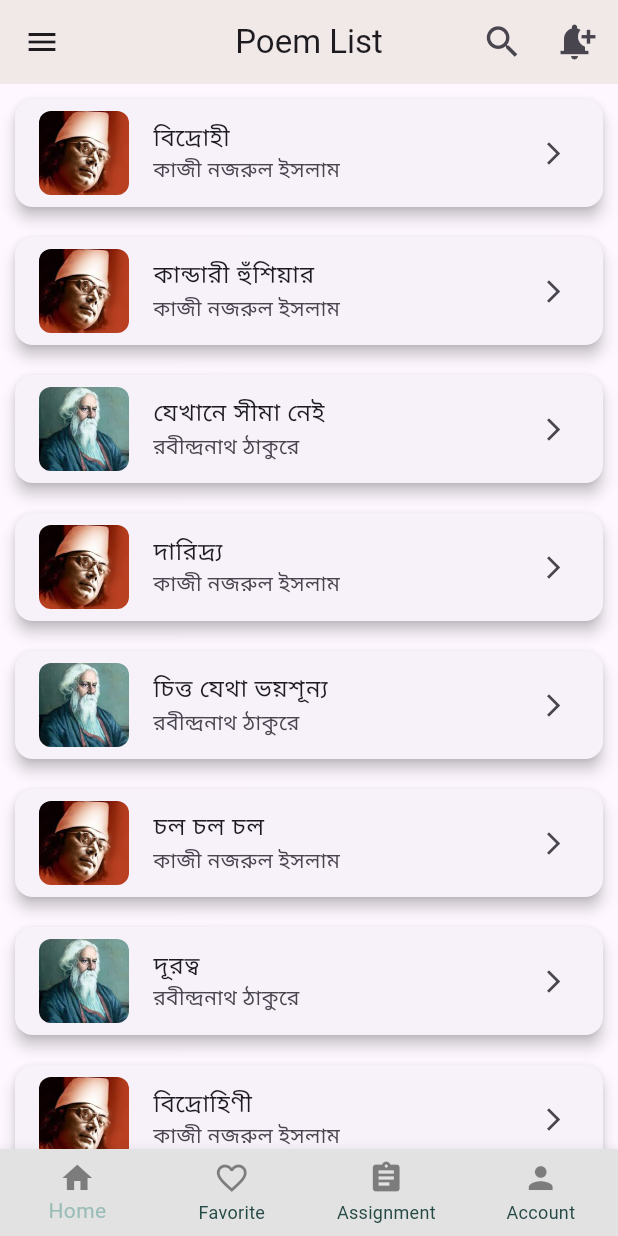
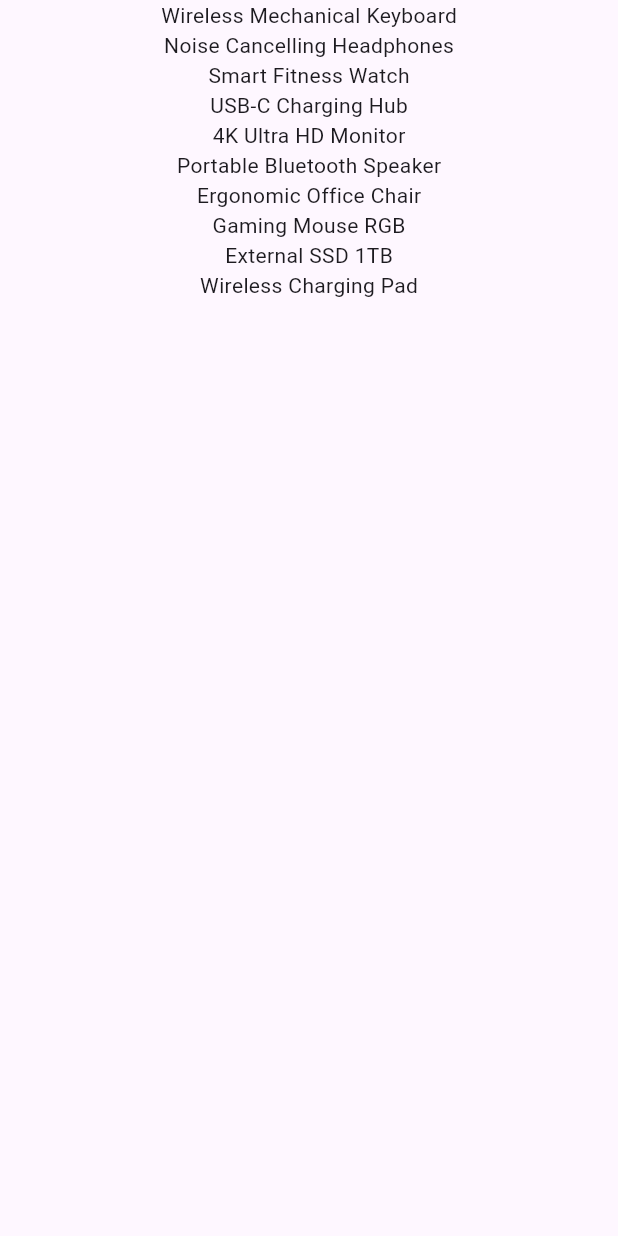
Before and after one commit to obaidul360/Assignment, a Flutter app: the screen it shows after launch, on a phone screen of 412 x 824 dp. Run offline on Flutter 3.47's test engine with Material 3 defaults, Android fonts, the light colour scheme and no system bars.

Commit message:
list view builder

```diff
--- a/lib/main.dart
+++ b/lib/main.dart
@@ -1,4 +1,5 @@
-import 'package:coderangoan_assignment/src/bottom/bottim_navigation_bar.dart';
+
+import 'package:coderangoan_assignment/src/salef_practice/list_view_builder/list_view.dart';
 import 'package:coderangoan_assignment/src/salef_practice/model_provider_details/moldel_details.dart';
 
 import 'package:flutter/material.dart';
@@ -20,7 +21,7 @@ class MyApp extends StatelessWidget {
         ],
         child: MaterialApp(
           debugShowCheckedModeBanner: false,
-          home: BottimNavigationBarScree(),
+          home: ListViewBui()//BottimNavigationBarScree(),
         ),
       ),
     );
--- /dev/null
+++ b/lib/src/salef_practice/list_view_builder/list_view.dart
@@ -0,0 +1,104 @@
+import 'package:flutter/material.dart';
+
+class ListViewBui extends StatefulWidget {
+  const ListViewBui({super.key});
+
+  @override
+  State<ListViewBui> createState() => _ListViewBuiState();
+}
+
+class _ListViewBuiState extends State<ListViewBui> {
+  List items = [
+    {
+      "id": 101,
+      "name": "Wireless Mechanical Keyboard",
+      "category": "Electronics",
+      "price": 99.99,
+      "in_stock": true,
+    },
+    {
+      "id": 102,
+      "name": "Noise Cancelling Headphones",
+      "category": "Electronics",
+      "price": 149.99,
+      "in_stock": true,
+    },
+    {
+      "id": 103,
+      "name": "Smart Fitness Watch",
+      "category": "Wearables",
+      "price": 79.99,
+      "in_stock": true,
+    },
+    {
+      "id": 104,
+      "name": "USB-C Charging Hub",
+      "category": "Accessories",
+      "price": 39.99,
+      "in_stock": true,
+    },
+    {
+      "id": 105,
+      "name": "4K Ultra HD Monitor",
+      "category": "Electronics",
+      "price": 299.99,
+      "in_stock": false,
+    },
+    {
+      "id": 106,
+      "name": "Portable Bluetooth Speaker",
+      "category": "Audio",
+      "price": 59.99,
+      "in_stock": true,
+    },
+    {
+      "id": 107,
+      "name": "Ergonomic Office Chair",
+      "category": "Furniture",
+      "price": 189.99,
+      "in_stock": true,
+    },
+    {
+      "id": 108,
+      "name": "Gaming Mouse RGB",
+      "category": "Gaming",
+      "price": 49.99,
+      "in_stock": true,
+    },
+    {
+      "id": 109,
+      "name": "External SSD 1TB",
+      "category": "Storage",
+      "price": 129.99,
+      "in_stock": false,
+    },
+    {
+      "id": 110,
+      "name": "Wireless Charging Pad",
+      "category": "Accessories",
+      "price": 29.99,
+      "in_stock": true,
+    },
+  ];
+
+
+  @override
+  Widget build(BuildContext context) {
+    return Scaffold(
+      body: ListView.builder(
+        itemCount:items.length,
+          itemBuilder: (context, index){
+          //final _items=items[index];
+          return Column(
+            children: [
+              Text("${items[index]['name']}"),
+
+
+            ],
+          );
+
+          }
+      ),
+    );
+  }
+}
```
Also changed, not shown: lib/src/salef_practice/list_view_builder/product_classs.dart (added, +74 -0 lines).
